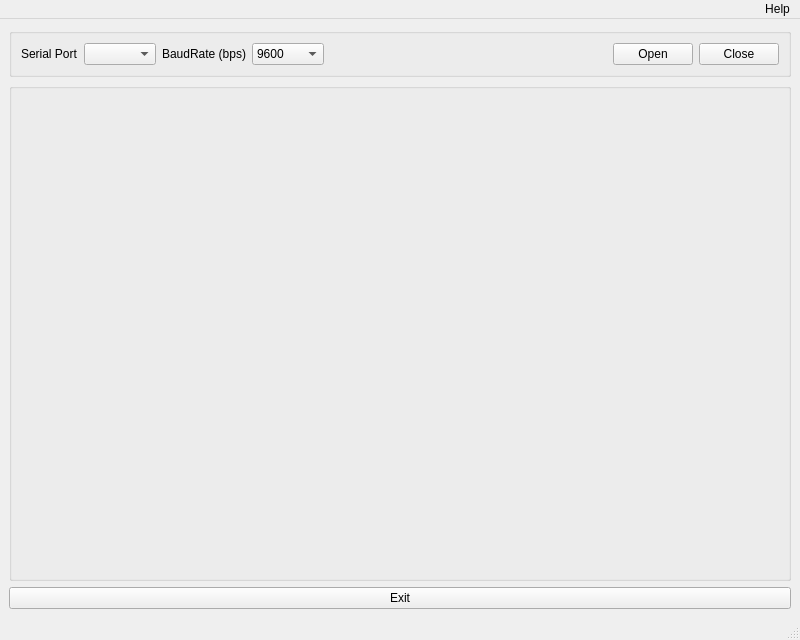
The window that ui/mainwindow.ui (krang4d/SerialPY) describes before a commit, drawn with Qt 5.
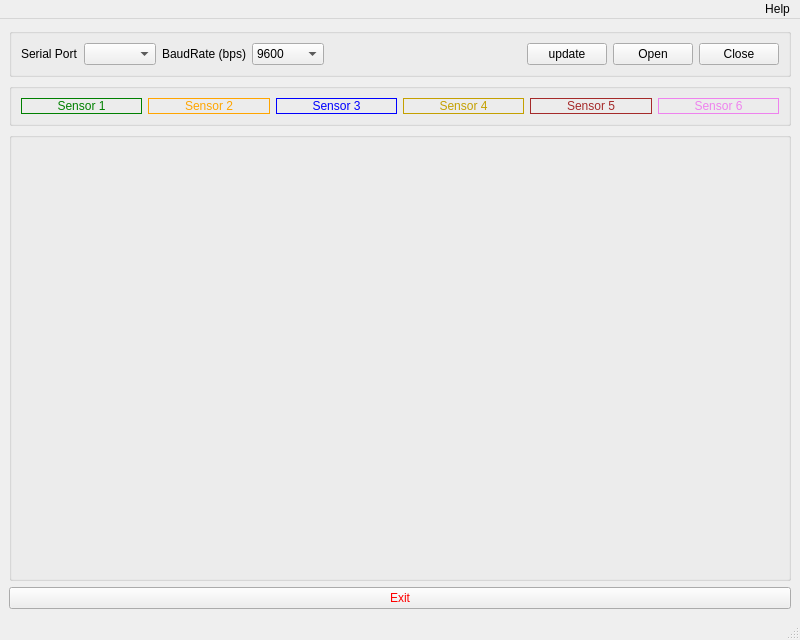
The same window after the commit.

Commit message: feat(drawnow): add connection to sensors

Diff of the .ui file:
```diff
--- a/ui/mainwindow.ui
+++ b/ui/mainwindow.ui
@@ -14,9 +14,9 @@
    <string notr="true">Serial Port Reader</string>
   </property>
   <widget class="QWidget" name="centralwidget">
-   <layout class="QVBoxLayout" name="verticalLayout">
+   <layout class="QVBoxLayout" name="verticalLayout_2">
     <item>
-     <widget class="QGroupBox" name="settingsBox">
+     <widget class="QGroupBox" name="settingsGBox">
       <property name="enabled">
        <bool>true</bool>
       </property>
@@ -101,7 +101,14 @@
           </spacer>
          </item>
          <item>
-          <widget class="QPushButton" name="open_pushButton">
+          <widget class="QPushButton" name="updateButton">
+           <property name="text">
+            <string>update</string>
+           </property>
+          </widget>
+         </item>
+         <item>
+          <widget class="QPushButton" name="openButton">
            <property name="text">
             <string>Open</string>
            </property>
@@ -120,7 +127,122 @@
      </widget>
     </item>
     <item>
-     <widget class="QGroupBox" name="graphsgroupBox">
+     <widget class="QGroupBox" name="sensorsGBox">
+      <property name="sizePolicy">
+       <sizepolicy hsizetype="Preferred" vsizetype="Fixed">
+        <horstretch>0</horstretch>
+        <verstretch>0</verstretch>
+       </sizepolicy>
+      </property>
+      <property name="title">
+       <string/>
+      </property>
+      <layout class="QVBoxLayout" name="verticalLayout">
+       <item>
+        <layout class="QGridLayout" name="gridLayout">
+         <item row="0" column="3">
+          <widget class="QLabel" name="label_4">
+           <property name="styleSheet">
+            <string notr="true">color: rgb(196, 160, 0);</string>
+           </property>
+           <property name="frameShape">
+            <enum>QFrame::Box</enum>
+           </property>
+           <property name="text">
+            <string>Sensor 4</string>
+           </property>
+           <property name="alignment">
+            <set>Qt::AlignCenter</set>
+           </property>
+          </widget>
+         </item>
+         <item row="0" column="4">
+          <widget class="QLabel" name="label_5">
+           <property name="styleSheet">
+            <string notr="true">color: brown;</string>
+           </property>
+           <property name="frameShape">
+            <enum>QFrame::Box</enum>
+           </property>
+           <property name="text">
+            <string>Sensor 5</string>
+           </property>
+           <property name="alignment">
+            <set>Qt::AlignCenter</set>
+           </property>
+          </widget>
+         </item>
+         <item row="0" column="0">
+          <widget class="QLabel" name="label_1">
+           <property name="styleSheet">
+            <string notr="true">color: green;</string>
+           </property>
+           <property name="frameShape">
+            <enum>QFrame::Box</enum>
+           </property>
+           <property name="text">
+            <string>Sensor 1</string>
+           </property>
+           <property name="alignment">
+            <set>Qt::AlignCenter</set>
+           </property>
+          </widget>
+         </item>
+         <item row="0" column="2">
+          <widget class="QLabel" name="label_3">
+           <property name="styleSheet">
+            <string notr="true">color: blue;</string>
+           </property>
+           <property name="frameShape">
+            <enum>QFrame::Box</enum>
+           </property>
+           <property name="text">
+            <string>Sensor 3</string>
+           </property>
+           <property name="alignment">
+            <set>Qt::AlignCenter</set>
+           </property>
+          </widget>
+         </item>
+         <item row="0" column="1">
+          <widget class="QLabel" name="label_2">
+           <property name="styleSheet">
+            <string notr="true">color: orange;</string>
+           </property>
+           <property name="frameShape">
+            <enum>QFrame::Box</enum>
+           </property>
+           <property name="text">
+            <string>Sensor 2</string>
+           </property>
+           <property name="alignment">
+            <set>Qt::AlignCenter</set>
+           </property>
+          </widget>
+         </item>
+         <item row="0" column="5">
+          <widget class="QLabel" name="label_6">
+           <property name="styleSheet">
+            <string notr="true">color: violet;</string>
+           </property>
+           <property name="frameShape">
+            <enum>QFrame::Box</enum>
+           </property>
+           <property name="text">
+            <string>Sensor 6</string>
+           </property>
+           <property name="alignment">
+            <set>Qt::AlignCenter</set>
+           </property>
+          </widget>
+         </item>
+        </layout>
+       </item>
+      </layout>
+     </widget>
+    </item>
+    <item>
+     <widget class="QGroupBox" name="graphsGBox">
       <property name="enabled">
        <bool>true</bool>
       </property>
@@ -135,7 +257,10 @@
      </widget>
     </item>
     <item>
-     <widget class="QPushButton" name="exit_pushButton">
+     <widget class="QPushButton" name="exitButton">
+      <property name="styleSheet">
+       <string notr="true">color: red;</string>
+      </property>
       <property name="text">
        <string>Exit</string>
       </property>
```
Left out of the diff: 16 changed lines with no effect on the pictures. The commit also changes 2 other files.
